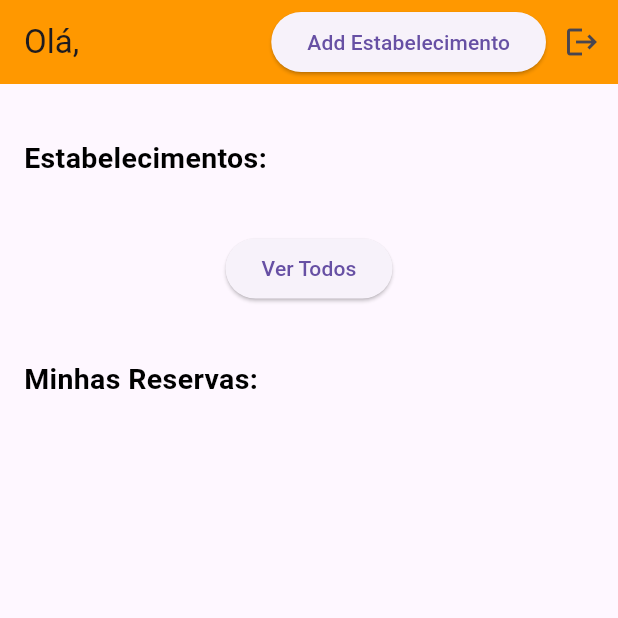
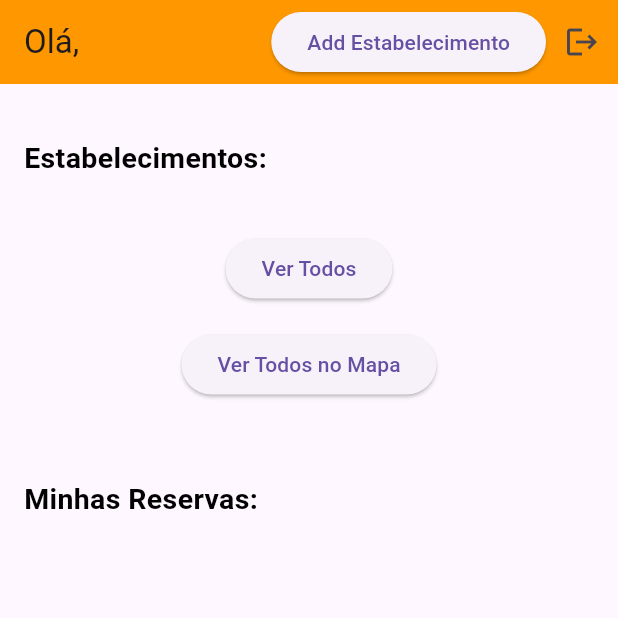
Before and after one commit to italoprobo/marquei, a Flutter app: the HomeScreen screen opened directly, on a phone screen of 412 x 824 dp, the top half of it. Run offline on Flutter 3.47's test engine with Material 3 defaults, Android fonts, the phone set to English and light mode, and no system bars; our stand-ins replace carousel_slider, flutter_dotenv, geolocator, google_maps_flutter, image_picker, supabase_flutter; accounts and stored records are empty.

Commit message:
adicao do botao para ver todos estabelecimentos no mapa

```diff
--- a/marquei_frontend/marquei/lib/views/home.dart
+++ b/marquei_frontend/marquei/lib/views/home.dart
@@ -152,6 +152,10 @@ class _HomeScreenState extends State<HomeScreen> {
     Navigator.pushNamed(context, '/all-establishments');
   }
 
+  void _navigateToMapaestabelecimentos() {
+    Navigator.pushNamed(context, '/mapa-estabelecimentos');
+  }
+
   @override
   Widget build(BuildContext context) {
     return Scaffold(
@@ -257,9 +261,21 @@ class _HomeScreenState extends State<HomeScreen> {
               }).toList(),
             ),
           const SizedBox(height: 20),
-          ElevatedButton(
-            onPressed: _navigateToAllEstabelecimentos,
-            child: const Text('Ver Todos'),
+          Column(
+            children: [
+              ElevatedButton(
+                onPressed: _navigateToAllEstabelecimentos,
+                child: const Text('Ver Todos'),
+              ),
+              Padding(
+                padding: const EdgeInsets.symmetric(
+                    vertical: 16), // Ajuste o padding conforme necessário
+                child: ElevatedButton(
+                  onPressed: _navigateToMapaestabelecimentos,
+                  child: const Text('Ver Todos no Mapa'),
+                ),
+              ),
+            ],
           ),
           const SizedBox(height: 20),
           // Exibindo as reservas
```
